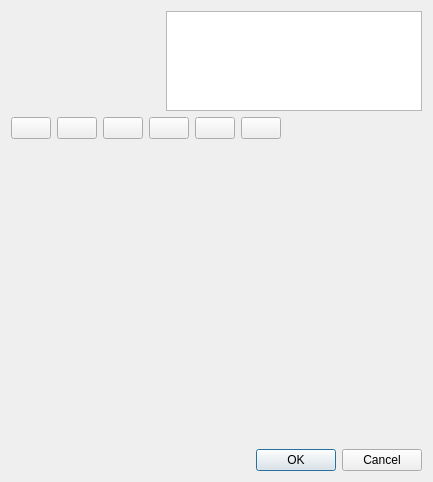
qgis/QGIS, file src/ui/qgssymbolv2selectordialogbase.ui: the form before one commit.
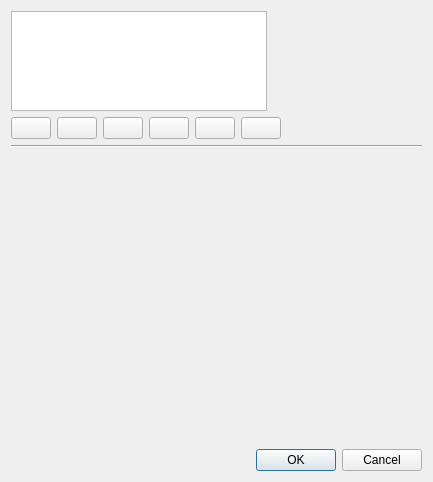
The form after the commit.

The edit to the form file:
```diff
--- a/src/ui/qgssymbolv2selectordialogbase.ui
+++ b/src/ui/qgssymbolv2selectordialogbase.ui
@@ -16,6 +16,25 @@
   <layout class="QVBoxLayout" name="verticalLayout_3">
    <item>
     <layout class="QHBoxLayout" name="horizontalLayout">
+     <item>
+      <widget class="QTreeView" name="layersTree">
+       <property name="sizePolicy">
+        <sizepolicy hsizetype="Expanding" vsizetype="Fixed">
+         <horstretch>0</horstretch>
+         <verstretch>0</verstretch>
+        </sizepolicy>
+       </property>
+       <property name="maximumSize">
+        <size>
+         <width>16777215</width>
+         <height>100</height>
+        </size>
+       </property>
+       <property name="editTriggers">
+        <set>QAbstractItemView::NoEditTriggers</set>
+       </property>
+      </widget>
+     </item>
      <item>
       <widget class="QLabel" name="lblPreview">
        <property name="sizePolicy">
@@ -44,25 +63,6 @@
        </property>
       </widget>
      </item>
-     <item>
-      <widget class="QTreeView" name="layersTree">
-       <property name="sizePolicy">
-        <sizepolicy hsizetype="Expanding" vsizetype="Fixed">
-         <horstretch>0</horstretch>
-         <verstretch>0</verstretch>
-        </sizepolicy>
-       </property>
-       <property name="maximumSize">
-        <size>
-         <width>16777215</width>
-         <height>100</height>
-        </size>
-       </property>
-       <property name="editTriggers">
-        <set>QAbstractItemView::NoEditTriggers</set>
-       </property>
-      </widget>
-     </item>
     </layout>
    </item>
    <item>
@@ -169,6 +169,13 @@
      </item>
     </layout>
    </item>
+   <item>
+    <widget class="Line" name="line">
+     <property name="orientation">
+      <enum>Qt::Horizontal</enum>
+     </property>
+    </widget>
+   </item>
    <item>
     <widget class="QFrame" name="frame">
      <property name="sizePolicy">
@@ -207,9 +214,7 @@
           <verstretch>0</verstretch>
          </sizepolicy>
         </property>
-        <widget class="QWidget" name="page_2">
-         <zorder></zorder>
-        </widget>
+        <widget class="QWidget" name="page_2"/>
        </widget>
       </item>
      </layout>
```
Left out of the diff: 11 changed lines with no effect on the pictures.
